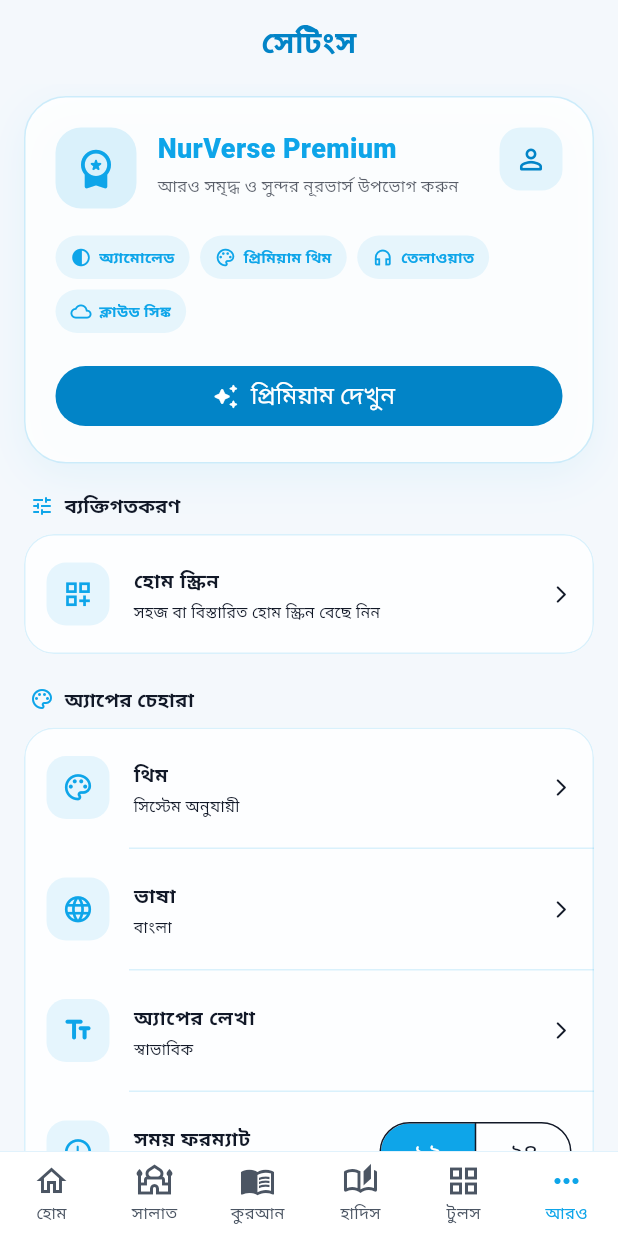
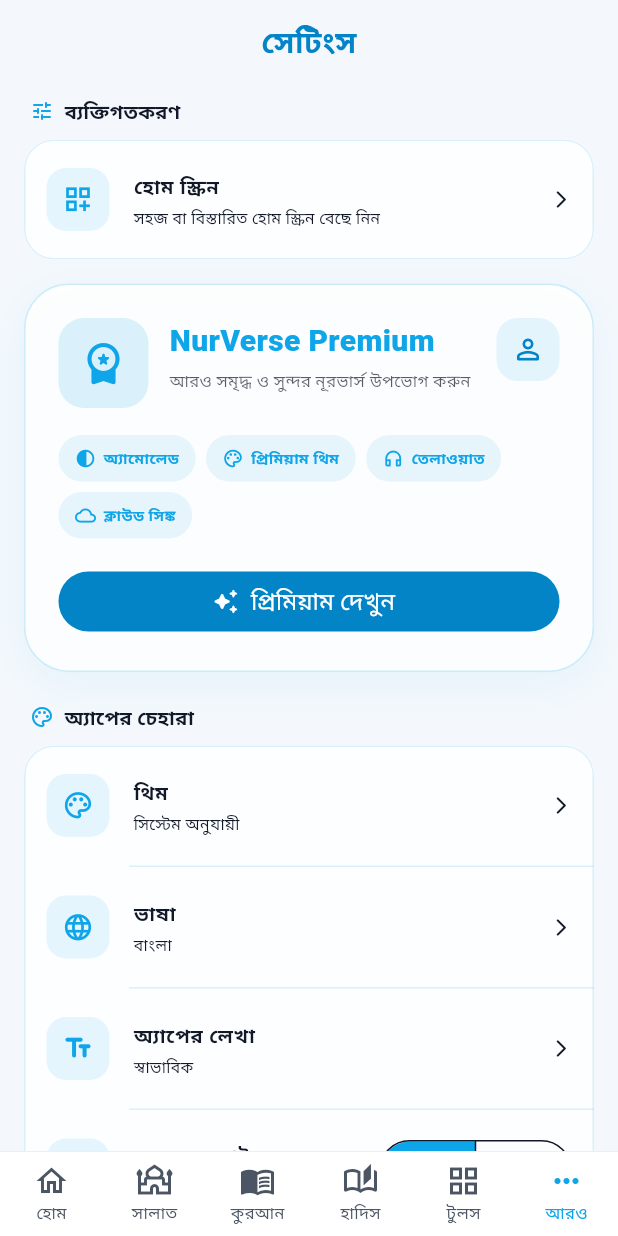
Before and after one commit to jaberhusain4/nurverse, a Flutter app: the screen it shows after launch, item 6 of the bottom bar chosen, on a phone screen of 412 x 824 dp. Run offline on Flutter 3.47's test engine with Material 3 defaults, Android fonts, the phone set to English and light mode, and no system bars; our stand-ins replace adhan, audioplayers, cloud_firestore, firebase_auth, firebase_core, flutter_compass and 13 more; missing offline and left inert: esmaulhusna_muslimbg, pdfx, record; accounts and stored records are empty.

Commit message:
fix(settings): restore large premium card presentation

```diff
--- a/lib/screens/canonical_settings_screen.dart
+++ b/lib/screens/canonical_settings_screen.dart
@@ -33,8 +33,6 @@ class CanonicalSettingsScreen extends StatelessWidget {
       body: ListView(
         padding: const EdgeInsets.fromLTRB(16, 8, 16, 32),
         children: [
-          _premium(context, s, premium),
-          const SizedBox(height: 18),
           _section(
             context,
             t(l, 'ব্যক্তিগতকরণ', 'Personalization'),
@@ -58,6 +56,8 @@ class CanonicalSettingsScreen extends StatelessWidget {
               ),
             ],
           ),
+          const SizedBox(height: 16),
+          _premium(context, s, premium),
           const SizedBox(height: 20),
           _section(
             context,
@@ -379,10 +379,10 @@ class CanonicalSettingsScreen extends StatelessWidget {
         final user = authSnapshot.data;
         final theme = Theme.of(context);
         return Container(
-          padding: const EdgeInsets.all(20),
+          padding: const EdgeInsets.all(22),
           decoration: BoxDecoration(
             color: theme.cardColor,
-            borderRadius: BorderRadius.circular(28),
+            borderRadius: BorderRadius.circular(30),
             border: Border.all(color: AppColors.seaBlue.withValues(alpha: .20)),
             boxShadow: [
               BoxShadow(
@@ -399,8 +399,8 @@ class CanonicalSettingsScreen extends StatelessWidget {
                 crossAxisAlignment: CrossAxisAlignment.start,
                 children: [
                   Container(
-                    width: 54,
-                    height: 54,
+                    width: 60,
+                    height: 60,
                     decoration: BoxDecoration(
                       color: AppColors.seaBlue.withValues(alpha: .14),
                       borderRadius: BorderRadius.circular(17),
@@ -410,7 +410,7 @@ class CanonicalSettingsScreen extends StatelessWidget {
                           ? Icons.verified_rounded
                           : Icons.workspace_premium_rounded,
                       color: AppColors.seaBlue,
-                      size: 30,
+                      size: 32,
                     ),
                   ),
                   const SizedBox(width: 14),
@@ -425,7 +425,7 @@ class CanonicalSettingsScreen extends StatelessWidget {
                                 'NurVerse Premium',
                                 style: const TextStyle(
                                   color: AppColors.seaBlue,
-                                  fontSize: 18,
+                                  fontSize: 20,
                                   fontWeight: FontWeight.w900,
                                 ),
                               ),
@@ -587,7 +587,7 @@ class CanonicalSettingsScreen extends StatelessWidget {
   }
 
   Widget _premiumChip(IconData icon, String title) => Container(
-    padding: const EdgeInsets.symmetric(horizontal: 10, vertical: 7),
+    padding: const EdgeInsets.symmetric(horizontal: 11, vertical: 8),
     decoration: BoxDecoration(
       color: AppColors.seaBlue.withValues(alpha: .09),
       borderRadius: BorderRadius.circular(20),
```
